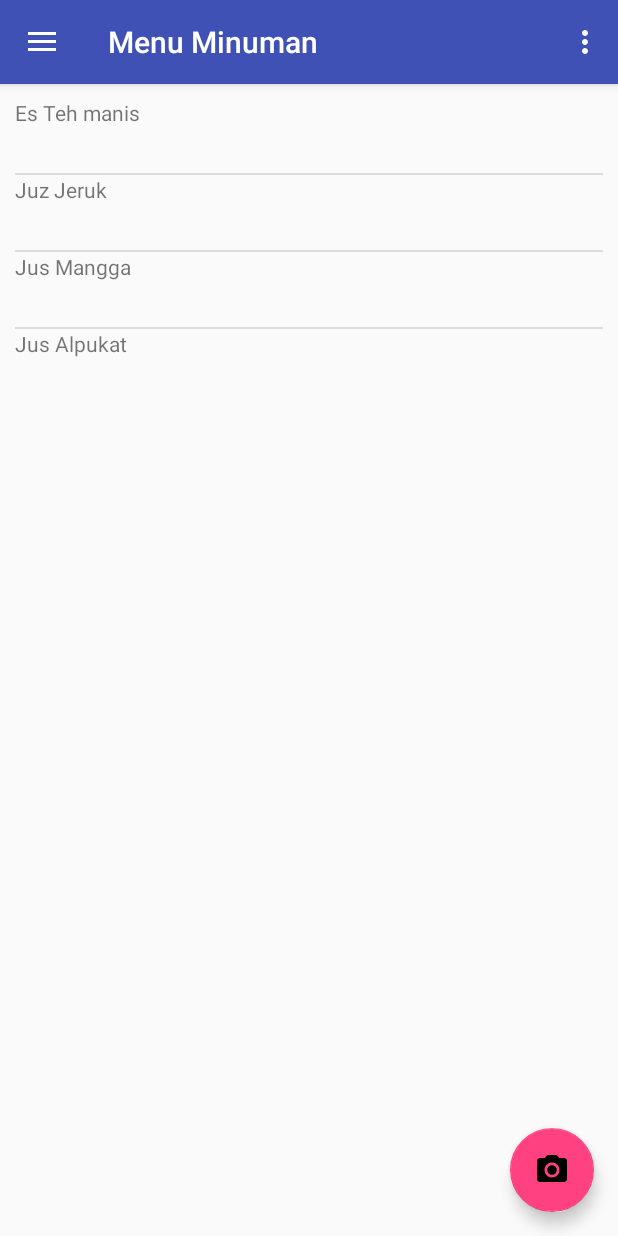
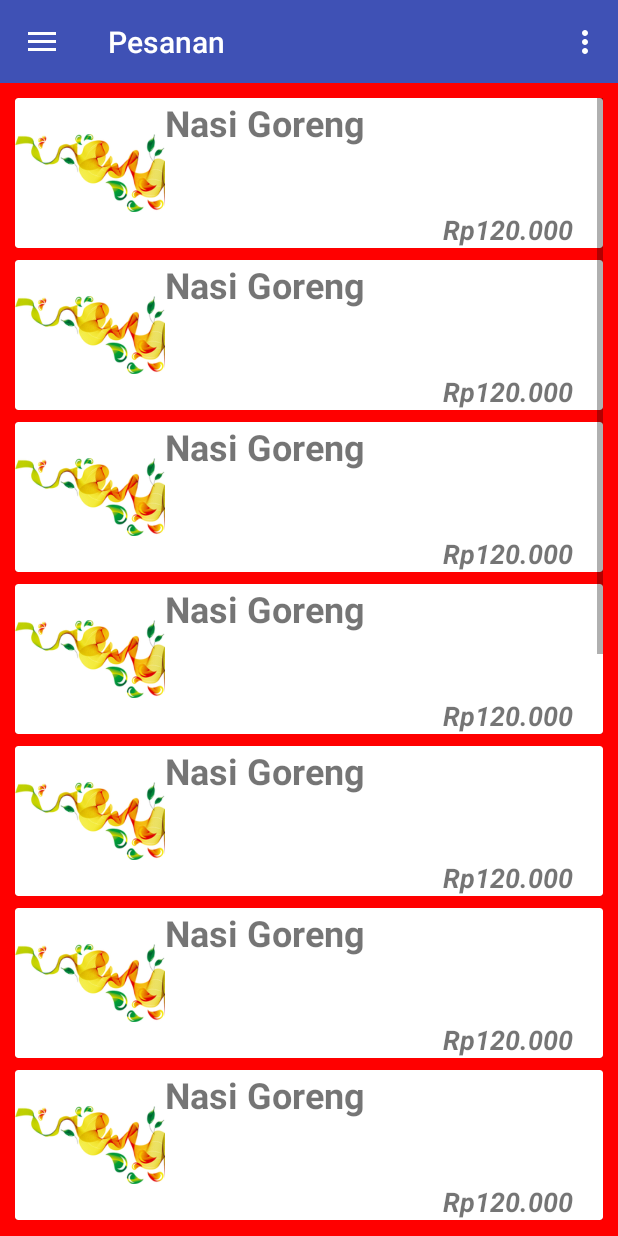
Before and after one commit to febrianrz/alter_kursus_restoran_apps, an Android app: the screen it shows after launch (MainActivity), in the side drawer, after a tap on "Pesanan", on a phone screen of 412 x 824 dp. Run offline under Robolectric (Android 15) with nearby library versions, the phone set to English and light mode, and no system bars.

Commit message:
finishing cardview pesanan

```diff
--- a/app/build.gradle
+++ b/app/build.gradle
@@ -29,5 +29,6 @@ dependencies {
     compile 'com.android.support.constraint:constraint-layout:1.0.2'
     compile 'com.android.support:support-v4:25.3.1'
     compile 'com.android.support:recyclerview-v7:25.3.1'
+    compile 'com.android.support:cardview-v7:25.3.1'
     testCompile 'junit:junit:4.12'
 }
--- /dev/null
+++ b/app/src/main/java/com/example/febrian/drawerrabu/Adapter/RecylerPesananAdapter.java
@@ -0,0 +1,52 @@
+package com.example.febrian.drawerrabu.Adapter;
+
+import android.support.v7.widget.RecyclerView;
+import android.view.LayoutInflater;
+import android.view.View;
+import android.view.ViewGroup;
+import android.widget.TextView;
+
+import com.example.febrian.drawerrabu.R;
+
+import java.util.ArrayList;
+
+/**
+ * Created by febrian on 19/06/2017.
+ */
+
+public class RecylerPesananAdapter extends RecyclerView.Adapter<RecylerPesananAdapter.ViewHolder>{
+    private ArrayList<String> arrData;
+
+    public RecylerPesananAdapter(ArrayList<String> arrData){
+        this.arrData = arrData;
+    }
+
+    public class ViewHolder extends RecyclerView.ViewHolder{
+        public TextView tvJudul, tvHarga;
+        public ViewHolder(View itemView) {
+            super(itemView);
+            tvJudul = (TextView) itemView.findViewById(R.id.textNama);
+            tvHarga = (TextView) itemView.findViewById(R.id.textHarga);
+        }
+    }
+
+    @Override
+    public RecylerPesananAdapter.ViewHolder onCreateViewHolder(ViewGroup parent, int viewType) {
+        //membuat view baru
+        View v = LayoutInflater.from(parent.getContext()).inflate(R.layout.item_recyler_pesanan_card,parent,false);
+        RecylerPesananAdapter.ViewHolder vh = new RecylerPesananAdapter.ViewHolder(v);
+        return vh;
+    }
+
+    @Override
+    public void onBindViewHolder(RecylerPesananAdapter.ViewHolder holder, int position) {
+        //mengambil dataset dari array dan menempatkannya sesuai posisinya
+        holder.tvJudul.setText("Nasi Goreng");
+        holder.tvHarga.setText("Rp120.000");
+    }
+
+    @Override
+    public int getItemCount() {
+        return arrData.size();
+    }
+}
--- /dev/null
+++ b/app/src/main/java/com/example/febrian/drawerrabu/BerandaFragment.java
@@ -0,0 +1,29 @@
+package com.example.febrian.drawerrabu;
+
+
+import android.os.Bundle;
+import android.support.v4.app.Fragment;
+import android.view.LayoutInflater;
+import android.view.View;
+import android.view.ViewGroup;
+
+
+/**
+ * A simple {@link Fragment} subclass.
+ */
+public class BerandaFragment extends Fragment {
+
+
+    public BerandaFragment() {
+        // Required empty public constructor
+    }
+
+
+    @Override
+    public View onCreateView(LayoutInflater inflater, ViewGroup container,
+                             Bundle savedInstanceState) {
+        // Inflate the layout for this fragment
+        return inflater.inflate(R.layout.fragment_beranda, container, false);
+    }
+
+}
--- a/app/src/main/java/com/example/febrian/drawerrabu/MainActivity.java
+++ b/app/src/main/java/com/example/febrian/drawerrabu/MainActivity.java
@@ -45,12 +45,12 @@ public class MainActivity extends AppCompatActivity
         //
         navigationView.setItemIconTintList(null);
 
-        MakananFragment makananFragment = new MakananFragment();
+        BerandaFragment berandaFragment = new BerandaFragment();
         android.support.v4.app.FragmentTransaction fragmentTransaction =
                 getSupportFragmentManager().beginTransaction();
-        fragmentTransaction.replace(R.id.content, makananFragment);
+        fragmentTransaction.replace(R.id.content, berandaFragment);
         fragmentTransaction.commit();
-        getSupportActionBar().setTitle("Menu Makanan");
+        getSupportActionBar().setTitle("Beranda");
     }
 
     @Override
@@ -92,6 +92,12 @@ public class MainActivity extends AppCompatActivity
         int id = item.getItemId();
 
         if (id == R.id.nav_beranda) {
+            BerandaFragment berandaFragment = new BerandaFragment();
+            android.support.v4.app.FragmentTransaction fragmentTransaction =
+                    getSupportFragmentManager().beginTransaction();
+            fragmentTransaction.replace(R.id.content, berandaFragment);
+            fragmentTransaction.commit();
+            getSupportActionBar().setTitle("Beranda");
             Toast.makeText(getApplicationContext(),"Fragment",Toast.LENGTH_LONG);
         } else if (id == R.id.nav_makanan) {
             MakananFragment makananFragment = new MakananFragment();
@@ -110,6 +116,12 @@ public class MainActivity extends AppCompatActivity
             getSupportActionBar().setTitle("Menu Minuman");
             Toast.makeText(getApplicationContext(),"Fragment Minuman",Toast.LENGTH_LONG).show();
         } else if (id == R.id.nav_pesanan) {
+            PesananFragment pesananFragment = new PesananFragment();
+            android.support.v4.app.FragmentTransaction fragmentTransaction =
+                    getSupportFragmentManager().beginTransaction();
+            fragmentTransaction.replace(R.id.content, pesananFragment);
+            fragmentTransaction.commit();
+            getSupportActionBar().setTitle("Pesanan");
             Toast.makeText(getApplicationContext(),"Fragment Pesanan",Toast.LENGTH_LONG).show();
         } else if (id == R.id.nav_server) {
             Intent intent = new Intent(this, ServerActivity.class);
--- /dev/null
+++ b/app/src/main/java/com/example/febrian/drawerrabu/PesananFragment.java
@@ -0,0 +1,73 @@
+package com.example.febrian.drawerrabu;
+
+
+import android.os.Bundle;
+import android.support.v4.app.Fragment;
+import android.support.v7.widget.LinearLayoutManager;
+import android.support.v7.widget.RecyclerView;
+import android.view.LayoutInflater;
+import android.view.View;
+import android.view.ViewGroup;
+
+import com.example.febrian.drawerrabu.Adapter.RecylerMakananAdapter;
+import com.example.febrian.drawerrabu.Adapter.RecylerPesananAdapter;
+
+import java.util.ArrayList;
+
+
+/**
+ * A simple {@link Fragment} subclass.
+ */
+public class PesananFragment extends Fragment {
+
+    private RecyclerView recyclerView;
+    private RecyclerView.Adapter recylerAdapter;
+    private RecyclerView.LayoutManager recylerLayoutManager;
+    private ArrayList<String> dataSet;
+
+    public PesananFragment() {
+        // Required empty public constructor
+    }
+
+
+    @Override
+    public View onCreateView(LayoutInflater inflater, ViewGroup container,
+                             Bundle savedInstanceState) {
+        // Inflate the layout for this fragment
+        dataSet = new ArrayList<>();
+        init();
+        View rootView = inflater.inflate(R.layout.fragment_pesanan, container, false);
+        //deklarasikan recylerview
+        recyclerView = (RecyclerView) rootView.findViewById(R.id.recyler_pesanan);
+
+        //buat ukurannya tetap
+        recyclerView.setHasFixedSize(true);
+
+        //gunakan linear layout manager
+        recylerLayoutManager = new LinearLayoutManager(this.getActivity());
+        recyclerView.setLayoutManager(recylerLayoutManager);
+
+        //setting adapter
+        recylerAdapter = new RecylerPesananAdapter(dataSet);
+        recyclerView.setAdapter(recylerAdapter);
+        return rootView;
+    }
+
+    private void init(){
+        dataSet.add("Tester");
+        dataSet.add("Lagi");
+        dataSet.add("Lagi");
+        dataSet.add("Lagi");
+        dataSet.add("Lagi");
+        dataSet.add("Lagi");
+        dataSet.add("Lagi");
+        dataSet.add("Lagi");
+        dataSet.add("Lagi");
+        dataSet.add("Lagi");
+        dataSet.add("Lagi");
+        dataSet.add("Lagi");
+        dataSet.add("Lagi");
+        dataSet.add("Lagi");
+    }
+
+}
--- /dev/null
+++ b/app/src/main/res/layout/fragment_beranda.xml
@@ -0,0 +1,16 @@
+<FrameLayout xmlns:android="http://schemas.android.com/apk/res/android"
+    xmlns:tools="http://schemas.android.com/tools"
+    android:layout_width="match_parent"
+    android:layout_height="match_parent"
+    tools:context="com.example.febrian.drawerrabu.BerandaFragment">
+
+    <!-- TODO: Update blank fragment layout -->
+    <TextView
+        android:id="@+id/textView3"
+        android:layout_width="wrap_content"
+        android:layout_height="wrap_content"
+        android:text="Aplikasi Pemesanan Makanan"
+        android:textSize="18sp"
+        android:textStyle="bold" />
+
+</FrameLayout>
--- /dev/null
+++ b/app/src/main/res/layout/fragment_pesanan.xml
@@ -0,0 +1,22 @@
+<FrameLayout xmlns:android="http://schemas.android.com/apk/res/android"
+    xmlns:tools="http://schemas.android.com/tools"
+    android:layout_width="match_parent"
+    android:layout_height="match_parent"
+    tools:context="com.example.febrian.drawerrabu.PesananFragment">
+
+    <!-- TODO: Update blank fragment layout -->
+    <LinearLayout
+        android:layout_width="match_parent"
+        android:layout_height="match_parent"
+        android:padding="10dp"
+        android:background="#ff0000"
+        android:orientation="vertical">
+
+        <android.support.v7.widget.RecyclerView
+            android:id="@+id/recyler_pesanan"
+            android:layout_width="match_parent"
+            android:layout_height="match_parent"
+            android:scrollbars="vertical" />
+    </LinearLayout>
+
+</FrameLayout>
--- /dev/null
+++ b/app/src/main/res/layout/item_recyler_pesanan_card.xml
@@ -0,0 +1,47 @@
+<?xml version="1.0" encoding="utf-8"?>
+<RelativeLayout xmlns:android="http://schemas.android.com/apk/res/android"
+    android:layout_width="match_parent" android:layout_height="100dp" android:layout_marginBottom="8dp">
+
+    <android.support.v7.widget.CardView
+        android:id="@+id/item_card"
+        android:layout_width="match_parent"
+        android:layout_height="match_parent">
+        <RelativeLayout
+            android:layout_width="match_parent"
+            android:layout_height="match_parent">
+            <ImageView
+                android:id="@+id/imageView2"
+                android:layout_width="100dp"
+                android:layout_height="100dp"
+                android:layout_alignParentBottom="true"
+                android:layout_alignParentLeft="true"
+                android:layout_alignParentStart="true"
+                android:layout_alignParentTop="true"
+                android:src="@drawable/rsz_background"/>
+
+            <TextView
+                android:id="@+id/textNama"
+                android:layout_width="match_parent"
+                android:layout_height="wrap_content"
+                android:layout_alignParentTop="true"
+                android:layout_toEndOf="@+id/imageView2"
+                android:layout_toRightOf="@+id/imageView2"
+                android:text="TextView"
+                android:textSize="24sp"
+                android:textStyle="bold" />
+
+            <TextView
+                android:id="@+id/textHarga"
+                android:layout_width="wrap_content"
+                android:layout_height="wrap_content"
+                android:layout_alignParentBottom="true"
+                android:layout_alignParentEnd="true"
+                android:layout_alignParentRight="true"
+                android:layout_marginRight="20dp"
+                android:text="Rp100.000"
+                android:textSize="18sp"
+                android:textStyle="bold|italic" />
+        </RelativeLayout>
+    </android.support.v7.widget.CardView>
+
+</RelativeLayout>
```
